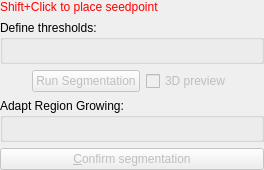
First picture: the form in Modules/SegmentationUI/Qmitk/QmitkAdaptiveRegionGrowingToolGUIControls.ui, repository MITK/MITK, before the edit.
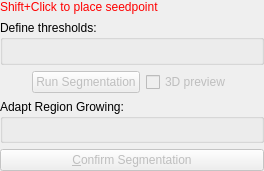
Second picture: the form after the edit. Custom widgets are drawn as their Qt base class.

Commit message: Upper case for button.

Diff of the .ui file:
```diff
--- a/Modules/SegmentationUI/Qmitk/QmitkAdaptiveRegionGrowingToolGUIControls.ui
+++ b/Modules/SegmentationUI/Qmitk/QmitkAdaptiveRegionGrowingToolGUIControls.ui
@@ -7,7 +7,7 @@
     <x>0</x>
     <y>0</y>
     <width>264</width>
-    <height>170</height>
+    <height>171</height>
    </rect>
   </property>
   <property name="sizePolicy">
@@ -203,7 +203,7 @@
       <string>Press to confirm the segmentation and calculate 3D representation.</string>
      </property>
      <property name="text">
-      <string>&amp;Confirm segmentation</string>
+      <string>&amp;Confirm Segmentation</string>
      </property>
      <property name="shortcut">
       <string>Alt+C</string>
```
Left out of the diff: 4 changed lines with no effect on the pictures.
